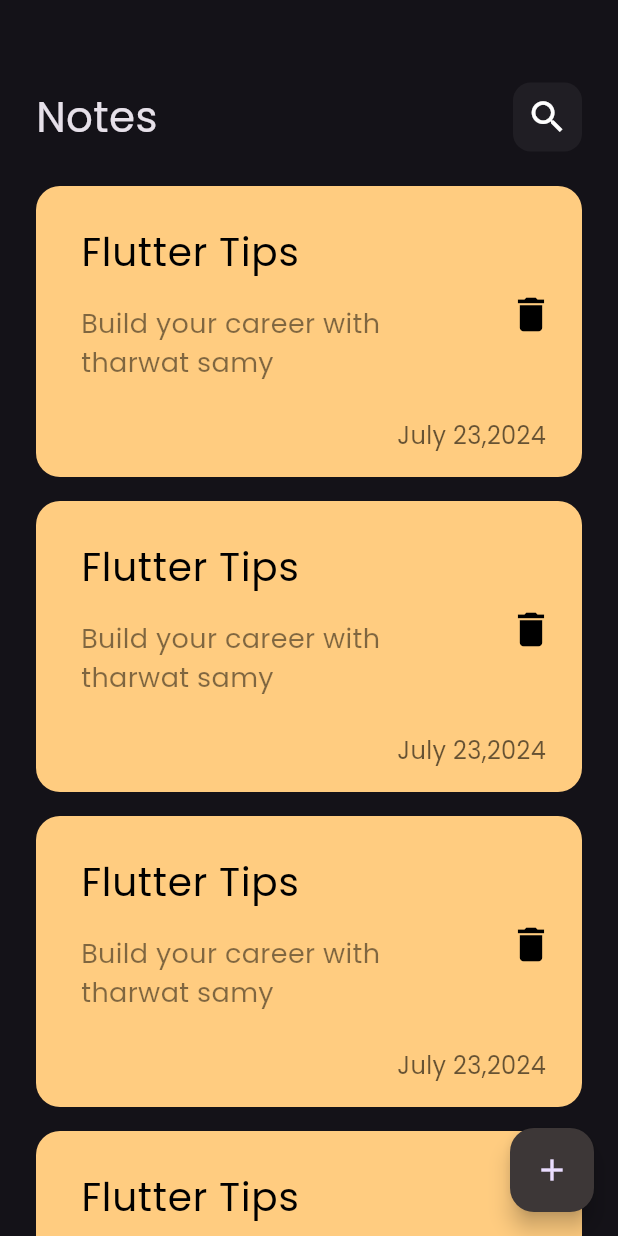
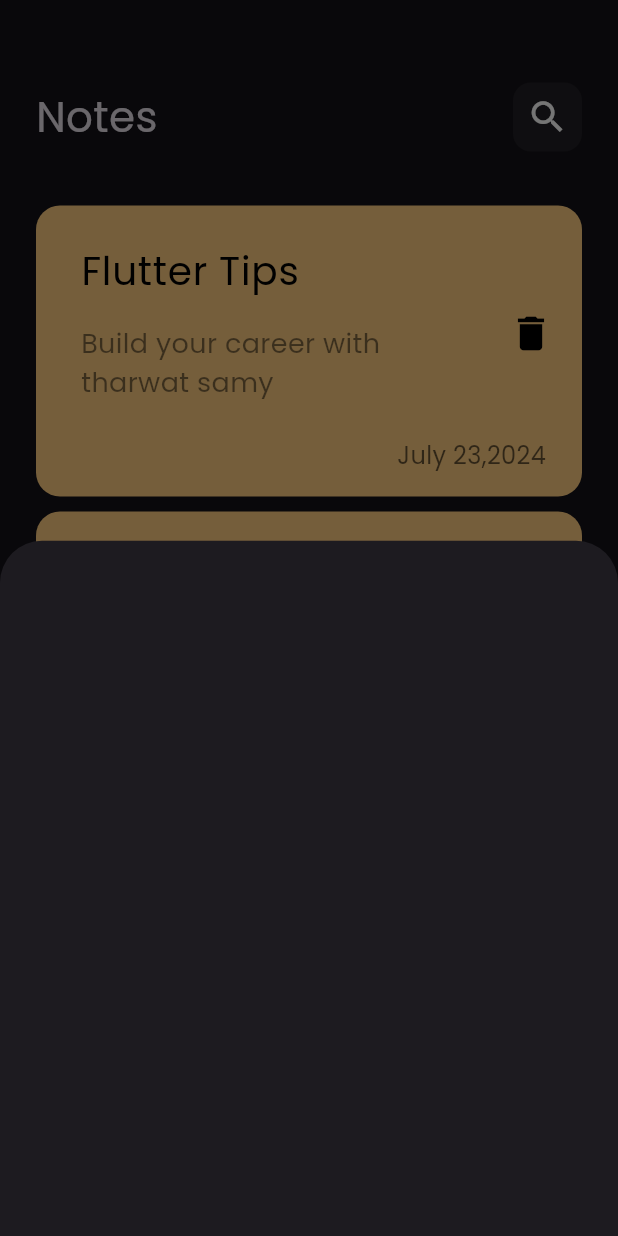
Before and after one commit to kareemsalah720/notes_app, a Flutter app: the screen it shows after launch, after a tap on the "add" icon, on a phone screen of 412 x 824 dp. Run offline on Flutter 3.47's test engine with Material 3 defaults, Android fonts, the phone set to English and light mode, and no system bars.

Commit message:
create showModalBottomSheet

```diff
--- a/lib/views/notes_views.dart
+++ b/lib/views/notes_views.dart
@@ -1,18 +1,25 @@
 import 'package:flutter/material.dart';
+import 'package:notes/widgets/AddNote_Bottom_Sheet.dart';
 import 'package:notes/widgets/notes_app_body.dart';
+
 class NotesViews extends StatelessWidget {
   const NotesViews({super.key});
 
   @override
   Widget build(BuildContext context) {
-    return  Scaffold(
+    return Scaffold(
       floatingActionButton: FloatingActionButton(
-        backgroundColor:const Color.fromARGB(255, 61, 55, 55),
-        onPressed: (){},
-        child:const Icon(Icons.add) ,
-
+        backgroundColor: const Color.fromARGB(255, 61, 55, 55),
+        onPressed: () {
+          showModalBottomSheet(
+              context: context,
+              builder: (context) {
+                return const AddNoteBottomSheet();
+              });
+        },
+        child: const Icon(Icons.add),
       ),
-      body:const CustomBody(),
+      body: const CustomBody(),
     );
   }
 }
--- /dev/null
+++ b/lib/widgets/AddNote_Bottom_Sheet.dart
@@ -0,0 +1,10 @@
+import 'package:flutter/material.dart';
+
+class AddNoteBottomSheet extends StatelessWidget {
+  const AddNoteBottomSheet({super.key});
+
+  @override
+  Widget build(BuildContext context) {
+    return  Container();
+  }
+}
--- a/lib/widgets/Notes_List_View.dart
+++ b/lib/widgets/Notes_List_View.dart
@@ -6,11 +6,16 @@ class NotesListView extends StatelessWidget {
 
   @override
   Widget build(BuildContext context) {
-    return ListView.builder(itemBuilder: (context, index) {
-      return const Padding(
-        padding:  EdgeInsets.symmetric(vertical: 8),
-        child:  NoteItem(),
-      );
-    });
+    return Padding(
+      padding: const EdgeInsets.symmetric(vertical: 16),
+      child: ListView.builder(
+        padding: EdgeInsets.zero,
+        itemBuilder: (context, index) {
+        return const Padding(
+          padding:  EdgeInsets.symmetric(vertical:5),
+          child:  NoteItem(),
+        );
+      }),
+    );
   }
 }
```
